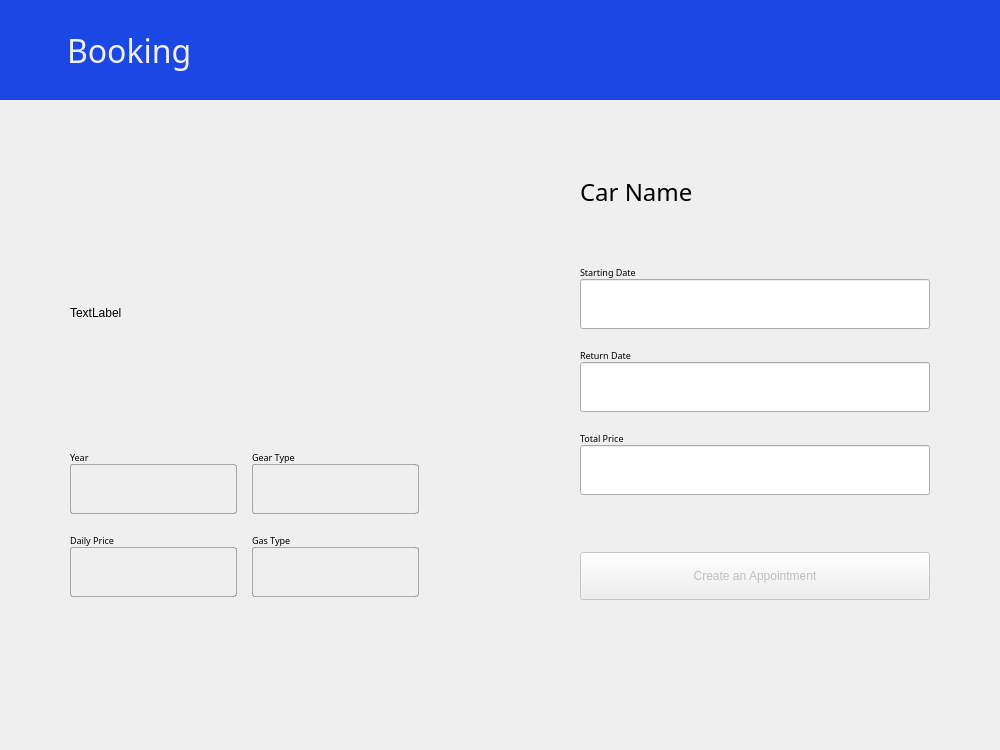
Before: the Qt Designer form ui/uiFiles/bookingWindow.ui in efeKbkci/CarRentalApp, drawn with Qt 5.
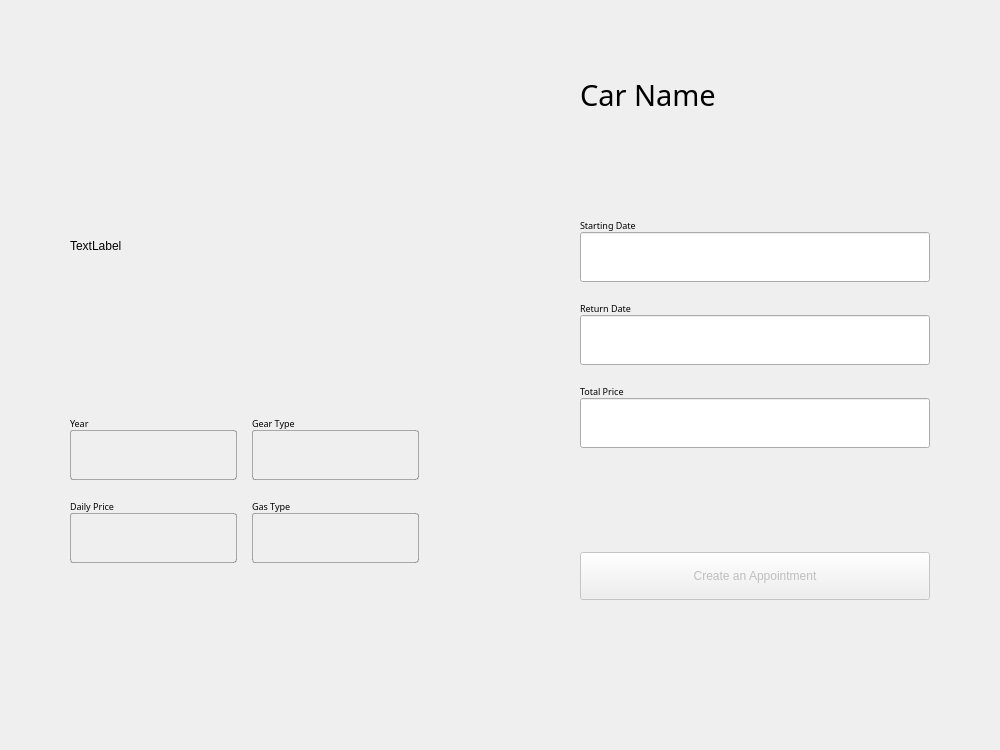
After: the same form once the commit is applied. Icons and pictures are not drawn.

Patch:
```diff
--- a/ui/uiFiles/bookingWindow.ui
+++ b/ui/uiFiles/bookingWindow.ui
@@ -31,7 +31,12 @@
   <property name="windowTitle">
    <string>Form</string>
   </property>
-  <layout class="QVBoxLayout" name="verticalLayout">
+  <property name="styleSheet">
+   <string notr="true">QLabel {
+	color: black;
+}</string>
+  </property>
+  <layout class="QVBoxLayout" name="mainLayout">
    <property name="spacing">
     <number>0</number>
    </property>
@@ -47,95 +52,6 @@
    <property name="bottomMargin">
     <number>0</number>
    </property>
-   <item>
-    <widget class="QWidget" name="top_app_bar" native="true">
-     <property name="sizePolicy">
-      <sizepolicy hsizetype="Expanding" vsizetype="Fixed">
-       <horstretch>0</horstretch>
-       <verstretch>0</verstretch>
-      </sizepolicy>
-     </property>
-     <property name="minimumSize">
-      <size>
-       <width>0</width>
-       <height>100</height>
-      </size>
-     </property>
-     <property name="maximumSize">
-      <size>
-       <width>16777215</width>
-       <height>100</height>
-      </size>
-     </property>
-     <property name="styleSheet">
-      <string notr="true">#top_app_bar{
-	background-color: rgb(27, 71, 229);
-}
-
-QLabel {
-	color: #F0F0F0;
-}</string>
-     </property>
-     <layout class="QHBoxLayout" name="horizontalLayout_2">
-      <item>
-       <widget class="QPushButton" name="back_btn">
-        <property name="sizePolicy">
-         <sizepolicy hsizetype="Maximum" vsizetype="Maximum">
-          <horstretch>0</horstretch>
-          <verstretch>0</verstretch>
-         </sizepolicy>
-        </property>
-        <property name="styleSheet">
-         <string notr="true">background-color: transparent;
-border: None;</string>
-        </property>
-        <property name="text">
-         <string/>
-        </property>
-        <property name="icon">
-         <iconset>
-          <normaloff>../../assets/icons/back_navigation.png</normaloff>../../assets/icons/back_navigation.png</iconset>
-        </property>
-        <property name="iconSize">
-         <size>
-          <width>32</width>
-          <height>32</height>
-         </size>
-        </property>
-       </widget>
-      </item>
-      <item>
-       <spacer name="horizontalSpacer_2">
-        <property name="orientation">
-         <enum>Qt::Horizontal</enum>
-        </property>
-        <property name="sizeType">
-         <enum>QSizePolicy::Fixed</enum>
-        </property>
-        <property name="sizeHint" stdset="0">
-         <size>
-          <width>20</width>
-          <height>20</height>
-         </size>
-        </property>
-       </spacer>
-      </item>
-      <item>
-       <widget class="QLabel" name="booking_label">
-        <property name="font">
-         <font>
-          <family>Roboto Mono</family>
-          <pointsize>24</pointsize>
-         </font>
-        </property>
-        <property name="text">
-         <string>Booking</string>
-        </property>
-       </widget>
-      </item>
-     </layout>
-    </widget>
-   </item>
    <item>
     <widget class="QWidget" name="main_widget" native="true">
      <layout class="QHBoxLayout" name="horizontalLayout">
@@ -547,7 +463,9 @@
            <property name="font">
             <font>
              <family>Roboto Mono</family>
-             <pointsize>18</pointsize>
+             <pointsize>22</pointsize>
+             <weight>50</weight>
+             <bold>false</bold>
             </font>
            </property>
            <property name="text">
@@ -627,6 +545,12 @@
                <height>16777215</height>
               </size>
              </property>
+             <property name="font">
+              <font>
+               <family>Roboto Mono</family>
+               <pointsize>10</pointsize>
+              </font>
+             </property>
              <property name="alignment">
               <set>Qt::AlignCenter</set>
              </property>
@@ -693,6 +617,12 @@
                <height>16777215</height>
               </size>
              </property>
+             <property name="font">
+              <font>
+               <family>Roboto Mono</family>
+               <pointsize>10</pointsize>
+              </font>
+             </property>
              <property name="alignment">
               <set>Qt::AlignCenter</set>
              </property>
@@ -759,6 +689,12 @@
                <height>16777215</height>
               </size>
              </property>
+             <property name="font">
+              <font>
+               <family>Roboto Mono</family>
+               <pointsize>10</pointsize>
+              </font>
+             </property>
              <property name="alignment">
               <set>Qt::AlignCenter</set>
              </property>
```
Left out of the diff: 5 changed lines with no effect on the pictures.
